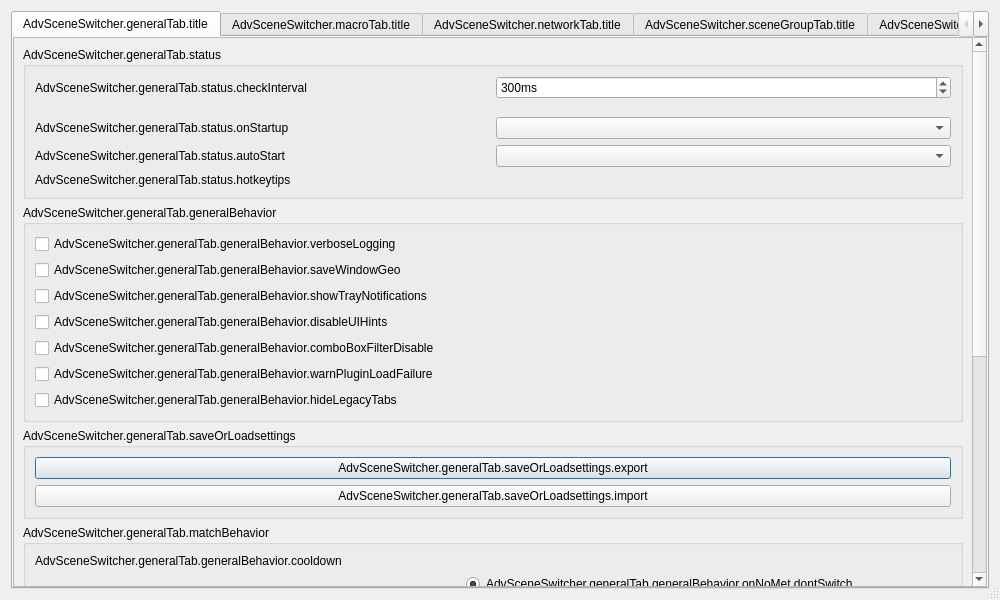
Old version of the form forms/advanced-scene-switcher.ui in the repository WarmUpTill/SceneSwitcher.
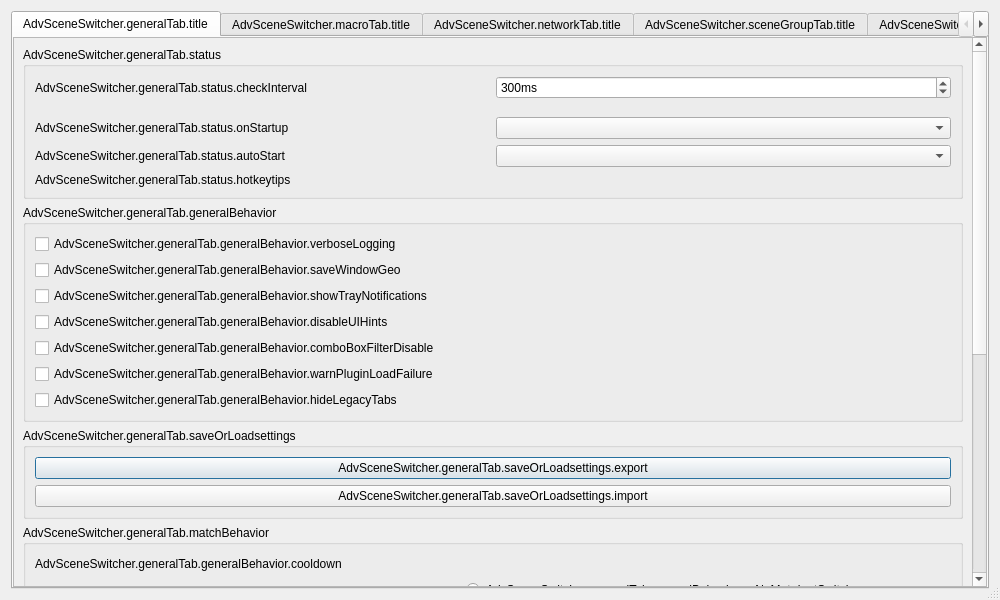
New version of the form. The open tabs and pages were chosen to show the change. Icons and pictures are not drawn. Custom widgets are drawn as their Qt base class.

Commit message: Set sensible tab order

The edit to the form file:
```diff
--- a/forms/advanced-scene-switcher.ui
+++ b/forms/advanced-scene-switcher.ui
@@ -377,6 +377,22 @@
                   </property>
                  </widget>
                 </item>
+                <item>
+                 <widget class="advss::DurationSelection" name="cooldownTime" native="true"/>
+                </item>
+                <item>
+                 <spacer name="horizontalSpacer_21">
+                  <property name="orientation">
+                   <enum>Qt::Horizontal</enum>
+                  </property>
+                  <property name="sizeHint" stdset="0">
+                   <size>
+                    <width>40</width>
+                    <height>20</height>
+                   </size>
+                  </property>
+                 </spacer>
+                </item>
                </layout>
               </item>
               <item>
@@ -4952,6 +4968,11 @@
    <extends>QPushButton</extends>
    <header>macro-run-button.hpp</header>
   </customwidget>
+  <customwidget>
+   <class>advss::DurationSelection</class>
+   <extends>QWidget</extends>
+   <header>duration-control.hpp</header>
+  </customwidget>
  </customwidgets>
  <resources/>
  <connections/>
```
Left out of the diff: 171 changed lines with no effect on the pictures. The commit also changes 1 other file.
